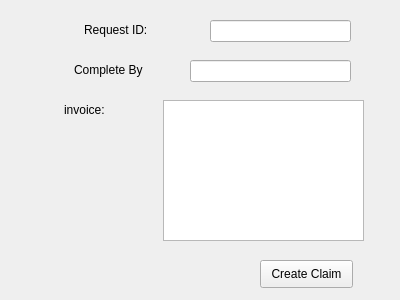
This is createclaim.ui in spring-2019-cpsc-362-05/software-group-project-ravfs as Qt 5 draws it before an edit. The edited form follows.
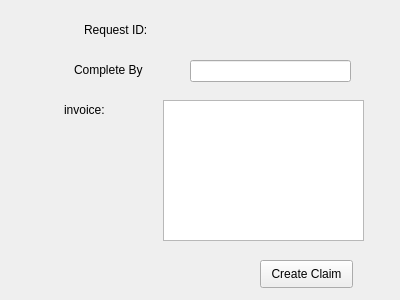
This is the edited form.

The edit to the form file:
```diff
--- a/createclaim.ui
+++ b/createclaim.ui
@@ -18,7 +18,7 @@
     <rect>
      <x>84</x>
      <y>20</y>
-     <width>71</width>
+     <width>101</width>
      <height>20</height>
     </rect>
    </property>
@@ -52,16 +52,6 @@
     <string>invoice:</string>
    </property>
   </widget>
-  <widget class="QLineEdit" name="lineEdit">
-   <property name="geometry">
-    <rect>
-     <x>210</x>
-     <y>20</y>
-     <width>141</width>
-     <height>22</height>
-    </rect>
-   </property>
-  </widget>
   <widget class="QLineEdit" name="lineEdit_2">
    <property name="geometry">
     <rect>
```
